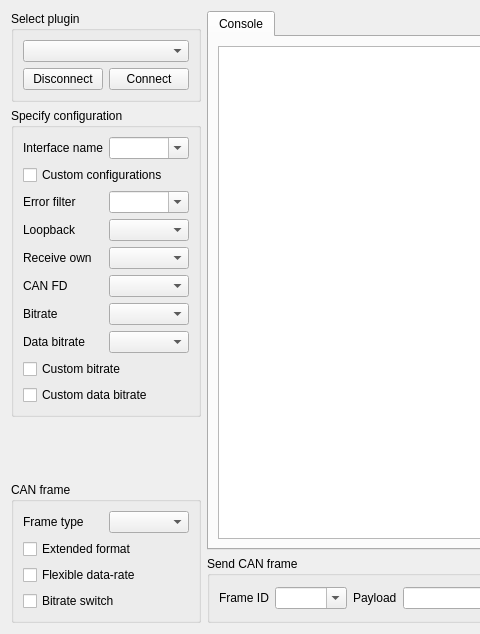
x-tools-author/x-tools, file src/canbusui/SAKCanBusUi.ui: the form before one commit; both pictures show x 0 to 480 and y 0 to 634 of the 691 by 634 pixel window.
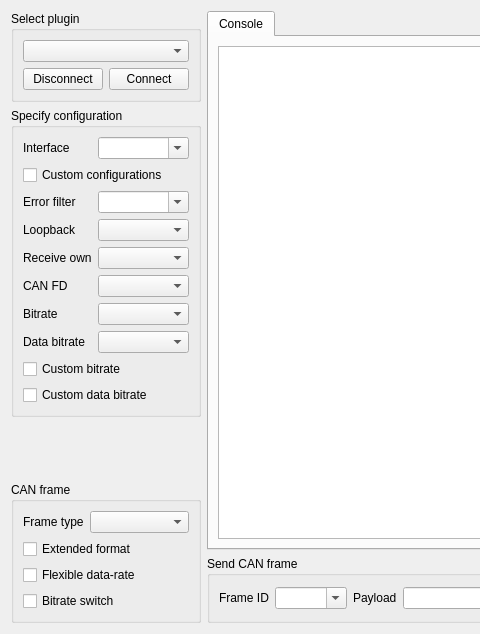
The form after the commit.

Commit message: chore: update ui text

```diff
--- a/src/canbusui/SAKCanBusUi.ui
+++ b/src/canbusui/SAKCanBusUi.ui
@@ -29,6 +29,12 @@
       </item>
       <item row="0" column="0">
        <widget class="QLabel" name="label_9">
+        <property name="sizePolicy">
+         <sizepolicy hsizetype="Fixed" vsizetype="Preferred">
+          <horstretch>0</horstretch>
+          <verstretch>0</verstretch>
+         </sizepolicy>
+        </property>
         <property name="text">
          <string>Frame type</string>
         </property>
@@ -201,6 +207,12 @@
       </item>
       <item row="6" column="0">
        <widget class="QLabel" name="label_8">
+        <property name="sizePolicy">
+         <sizepolicy hsizetype="Fixed" vsizetype="Preferred">
+          <horstretch>0</horstretch>
+          <verstretch>0</verstretch>
+         </sizepolicy>
+        </property>
         <property name="text">
          <string>CAN FD</string>
         </property>
@@ -208,6 +220,12 @@
       </item>
       <item row="3" column="0">
        <widget class="QLabel" name="label_4">
+        <property name="sizePolicy">
+         <sizepolicy hsizetype="Fixed" vsizetype="Preferred">
+          <horstretch>0</horstretch>
+          <verstretch>0</verstretch>
+         </sizepolicy>
+        </property>
         <property name="text">
          <string>Loopback</string>
         </property>
@@ -215,6 +233,12 @@
       </item>
       <item row="7" column="0">
        <widget class="QLabel" name="label_7">
+        <property name="sizePolicy">
+         <sizepolicy hsizetype="Fixed" vsizetype="Preferred">
+          <horstretch>0</horstretch>
+          <verstretch>0</verstretch>
+         </sizepolicy>
+        </property>
         <property name="text">
          <string>Bitrate</string>
         </property>
@@ -232,8 +256,14 @@
       </item>
       <item row="0" column="0">
        <widget class="QLabel" name="label_6">
+        <property name="sizePolicy">
+         <sizepolicy hsizetype="Fixed" vsizetype="Preferred">
+          <horstretch>0</horstretch>
+          <verstretch>0</verstretch>
+         </sizepolicy>
+        </property>
         <property name="text">
-         <string>Interface name</string>
+         <string>Interface</string>
         </property>
        </widget>
       </item>
@@ -242,6 +272,12 @@
       </item>
       <item row="8" column="0">
        <widget class="QLabel" name="label_10">
+        <property name="sizePolicy">
+         <sizepolicy hsizetype="Fixed" vsizetype="Preferred">
+          <horstretch>0</horstretch>
+          <verstretch>0</verstretch>
+         </sizepolicy>
+        </property>
         <property name="text">
          <string>Data bitrate</string>
         </property>
@@ -252,6 +288,12 @@
       </item>
       <item row="4" column="0">
        <widget class="QLabel" name="label_5">
+        <property name="sizePolicy">
+         <sizepolicy hsizetype="Fixed" vsizetype="Preferred">
+          <horstretch>0</horstretch>
+          <verstretch>0</verstretch>
+         </sizepolicy>
+        </property>
         <property name="text">
          <string>Receive own</string>
         </property>
@@ -259,6 +301,12 @@
       </item>
       <item row="2" column="0">
        <widget class="QLabel" name="label_3">
+        <property name="sizePolicy">
+         <sizepolicy hsizetype="Fixed" vsizetype="Preferred">
+          <horstretch>0</horstretch>
+          <verstretch>0</verstretch>
+         </sizepolicy>
+        </property>
         <property name="text">
          <string>Error filter</string>
         </property>
```
The commit also changes 1 other file.
